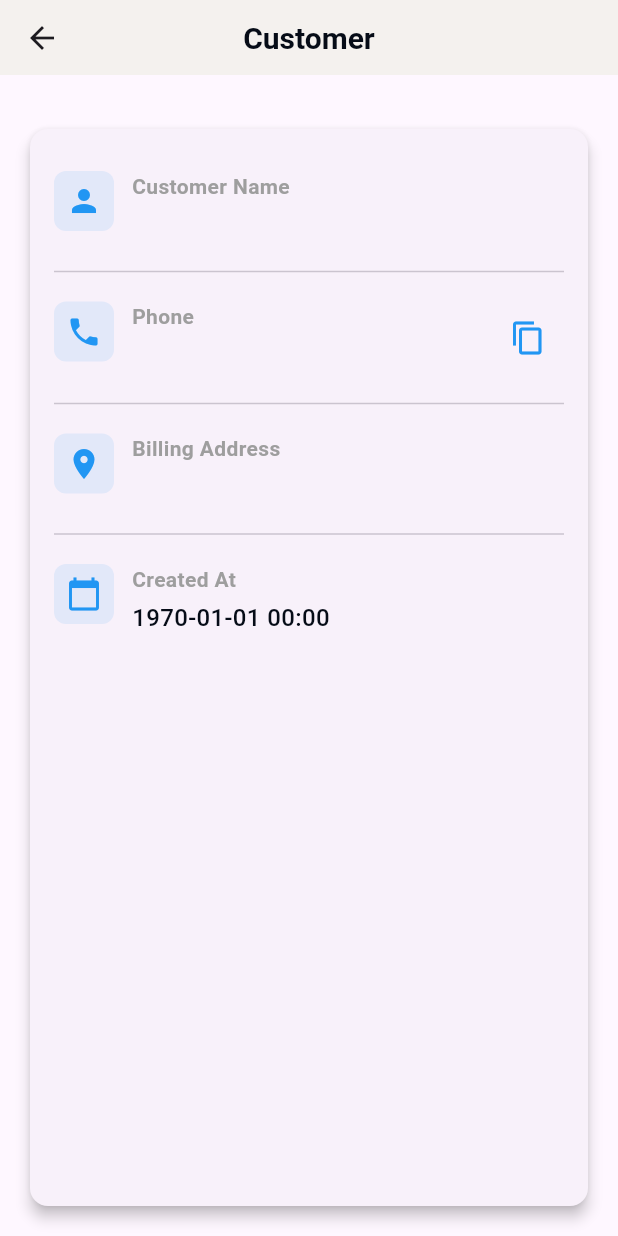
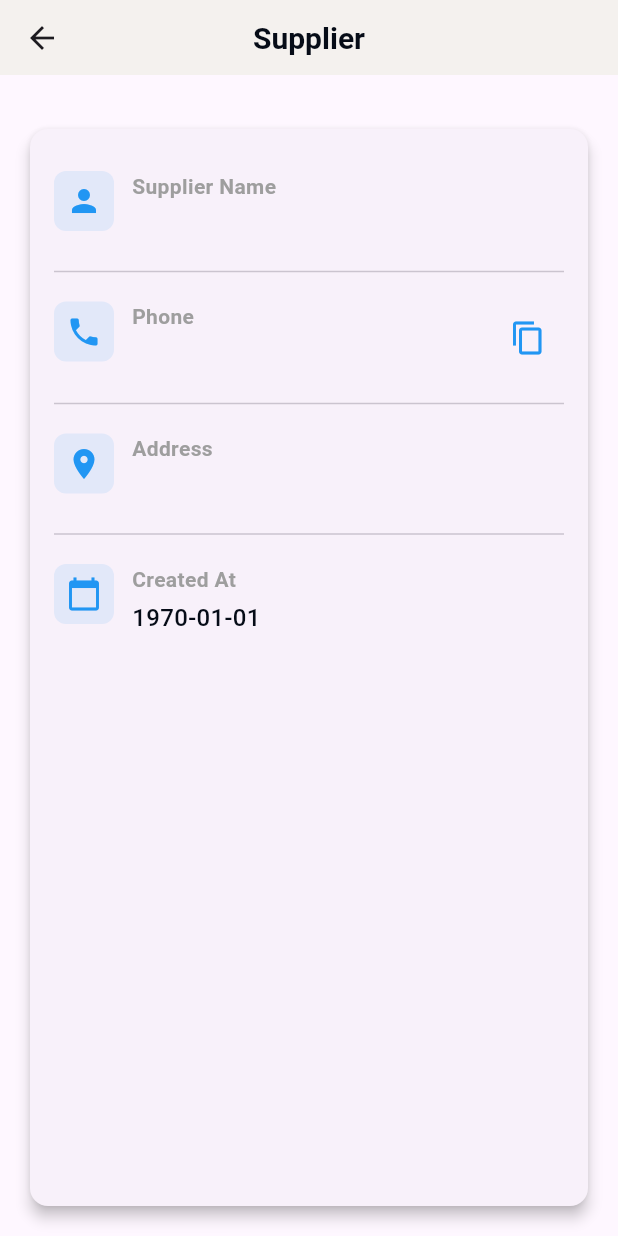
Before and after one commit to Vyzion-Innovation/Inventory-Flutter-MobileApp, a Flutter app: the SupplierDetails screen opened directly with empty values, on a phone screen of 412 x 824 dp. Run offline on Flutter 3.47's test engine with Material 3 defaults, Android fonts, the light colour scheme and no system bars; our stand-ins replace cloud_firestore, firebase_auth, firebase_core, get, shared_preferences; accounts and stored records are empty.

```diff
--- a/lib/Add_Inventory/Controller/add_inventory_controller.dart
+++ b/lib/Add_Inventory/Controller/add_inventory_controller.dart
@@ -84,8 +84,7 @@ class InventoryFormController extends GetxController {
   // Set the inventory data when editing
   void setInventoryData(InventoryModel inventory) {
     inventoryData = inventory;
-    print('xgxfgfgfgdfggf${inventory.seller}');
-    inventoryToEdit = inventory;
+      inventoryToEdit = inventory;
     itemCodeController.text = inventory.itemCode ?? '';
     companyNameController.text = inventory.companyName ?? '';
     brandController.text = inventory.brand!;
--- a/lib/Home/View/home_screen.dart
+++ b/lib/Home/View/home_screen.dart
@@ -197,11 +197,12 @@ Widget inventoryListBuilder() {
     }
 
     return Card(
-      elevation: 4, // Add elevation for a shadow effect
+      elevation: 2, // Add elevation for a shadow effect
       shape: RoundedRectangleBorder(
         borderRadius: BorderRadius.circular(8), // Rounded corners
       ),
-      margin: const EdgeInsets.all(12), // Margin around the card
+      color: Colors.white,
+      // margin: const EdgeInsets.all(12), // Margin around the card
       child: Padding(
         padding: const EdgeInsets.all(8.0), // Padding inside the card
         child: SizedBox(
@@ -229,6 +230,7 @@ Widget inventoryListBuilder() {
       padding: const EdgeInsets.all(8.0),
       child: CommonCard(
         padding: const EdgeInsets.all(16),
+        color: AppColors.lightColor,
         onTap: () {
          Get.to(() => InventoryDetailsScreen(inventory: profile));
         },
--- a/lib/Supplier/View/supllier_screen.dart
+++ b/lib/Supplier/View/supllier_screen.dart
@@ -68,7 +68,7 @@ class SupllierScreen extends StatelessWidget {
     child: CommonCard(
       padding: const EdgeInsets.all(16),
       onTap: () {
-       Get.to(SupplierDetails(supplier: profile));
+      Get.to(() =>SupplierDetails(supplier: profile));
       },
       additionalWidgets: [
         Row(
--- a/lib/Supplier/View/supplier_details.dart
+++ b/lib/Supplier/View/supplier_details.dart
@@ -17,7 +17,7 @@ class SupplierDetails extends StatelessWidget {
     return Scaffold(
       appBar: CustomAppBar(
         title: const AppText(
-          Strings.customer,
+          Strings.supplier,
           fontSize: 20,
           fontWeight: FontWeight.bold,
         ),
@@ -44,7 +44,7 @@ class SupplierDetails extends StatelessWidget {
                     children: [
                       _buildDetailRow(
                         icon: Icons.person,
-                        label: "Customer Name",
+                        label: "Supplier Name",
                         value: supplier.name ?? 'N/A',
                       ),
                       const Divider(),
@@ -57,7 +57,7 @@ class SupplierDetails extends StatelessWidget {
                       const Divider(),
                       _buildDetailRow(
                         icon: Icons.location_on,
-                        label: "Billing Address",
+                        label: "Address",
                         value: supplier.supplierAddress ?? 'N/A',
                       ),
                       const Divider(),
@@ -125,7 +125,7 @@ String formatTimestamp(int? timestamp) {
     return "N/A"; // Handle null timestamp
   }
   final DateTime dateTime = DateTime.fromMillisecondsSinceEpoch(timestamp);
-  return DateFormat('yyyy-MM-dd HH:mm').format(dateTime); // Customize the format
+  return DateFormat('yyyy-MM-dd').format(dateTime); // Customize the format
 }
 
   Widget _buildDetailRowWithCopy({
--- a/lib/common/build_card.dart
+++ b/lib/common/build_card.dart
@@ -7,11 +7,13 @@ class CommonCard extends StatelessWidget {
   final String? subtitle;
   final List<Widget>? additionalWidgets;
   final EdgeInsetsGeometry? padding;
+  final Color? color;
   final VoidCallback? onTap; // Callback for handling taps
 
   const CommonCard({
     Key? key,
     this.title,
+    this.color = Colors.white,
     this.subtitle,
     this.padding,
     this.width,
@@ -29,7 +31,7 @@ class CommonCard extends StatelessWidget {
           child: Container(
             width: width,
             decoration: BoxDecoration(
-              color: Colors.white,
+              color:color,
               borderRadius: BorderRadius.circular(12),
               boxShadow: [
                 BoxShadow(
```
